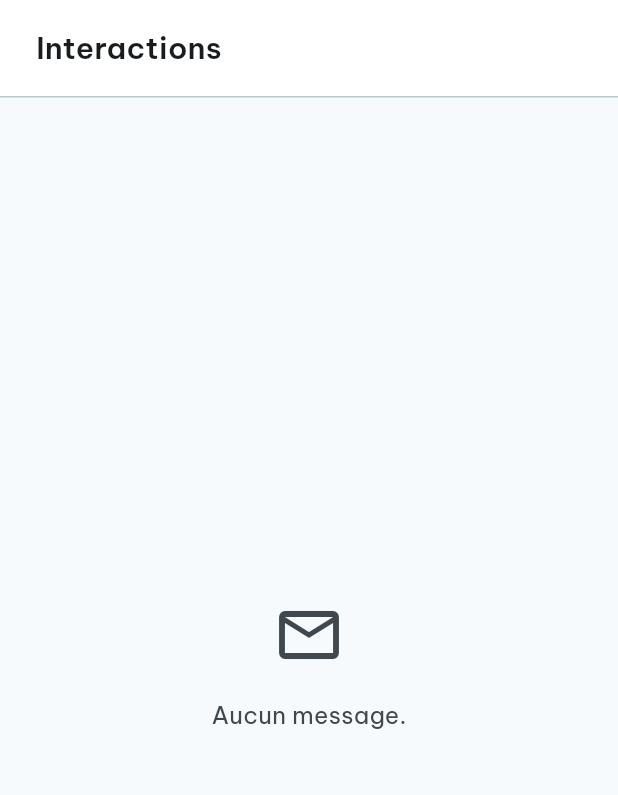
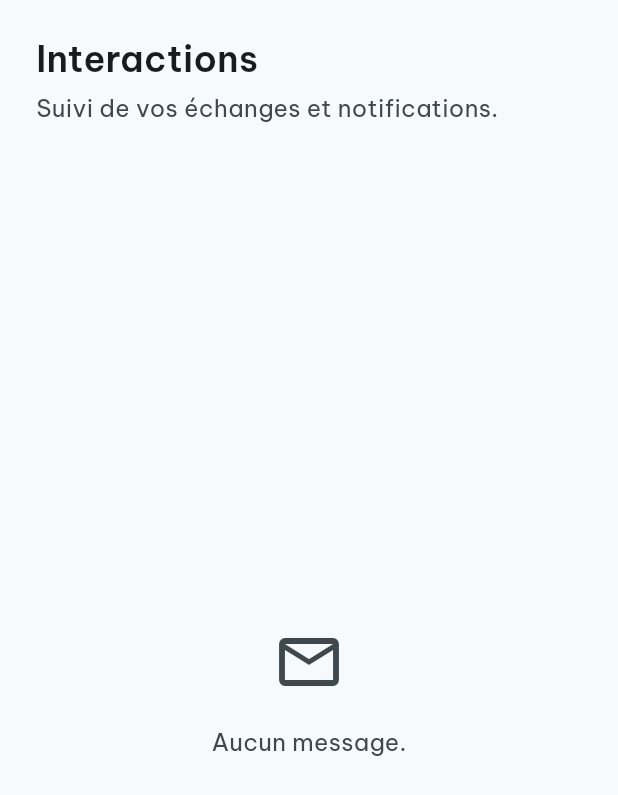
Before and after one commit to rhayonne/lacoloc, a Flutter app: the _MessagesSection widget shown alone on an empty page, opened directly, on a phone screen of 412 x 824 dp. Shown: the top 795 px of the screen. Run offline on Flutter 3.47's test engine with Material 3 defaults, Android fonts, the phone set to English and light mode, and no system bars; our stand-ins replace cached_network_image, carousel_slider, flutter_dotenv, flutter_form_builder, flutter_localization, flutter_markdown and 9 more; missing offline and left inert: dart:ui_web, form_builder_extra_fields, form_builder_phone_field, tutorial_coach_mark; accounts and stored records are empty; network calls fail.

Commit message:
style(interactions): en-tête locataire aligné sur le propriétaire (titre + sous-titre)
Co-Authored-By: Claude Opus 4.8 <noreply@anthropic.com>

```diff
--- a/lib/presentation/users/locataires/locataire_profil.dart
+++ b/lib/presentation/users/locataires/locataire_profil.dart
@@ -808,10 +808,26 @@ class _MessagesSectionState extends State<_MessagesSection>
 
   @override
   Widget build(BuildContext context) {
+    // Même en-tête que les Interactions du propriétaire (titre + sous-titre).
     return Column(
       crossAxisAlignment: CrossAxisAlignment.stretch,
       children: [
-        const _LocataireSectionBar(title: 'Interactions'),
+        Padding(
+          padding: const EdgeInsets.fromLTRB(
+              AppSpacing.lg, AppSpacing.lg, AppSpacing.lg, AppSpacing.md),
+          child: Column(
+            crossAxisAlignment: CrossAxisAlignment.start,
+            children: [
+              Text('Interactions', style: AppTypography.headlineMd),
+              const SizedBox(height: AppSpacing.xs),
+              Text(
+                'Suivi de vos échanges et notifications.',
+                style: AppTypography.bodyMd
+                    .copyWith(color: AppColors.onSurfaceVariant),
+              ),
+            ],
+          ),
+        ),
         Expanded(child: _buildBody()),
       ],
     );
--- a/pubspec.yaml
+++ b/pubspec.yaml
@@ -16,7 +16,7 @@ publish_to: 'none' # Remove this line if you wish to publish to pub.dev
 # https://developer.apple.com/library/archive/documentation/General/Reference/InfoPlistKeyReference/Articles/CoreFoundationKeys.html
 # In Windows, build-name is used as the major, minor, and patch parts
 # of the product and file versions while build-number is used as the build suffix.
-version: 1.2.0+8
+version: 1.2.0+9
 
 environment:
   sdk: ^3.11.5
```
Also changed, not shown: 1 other file.
